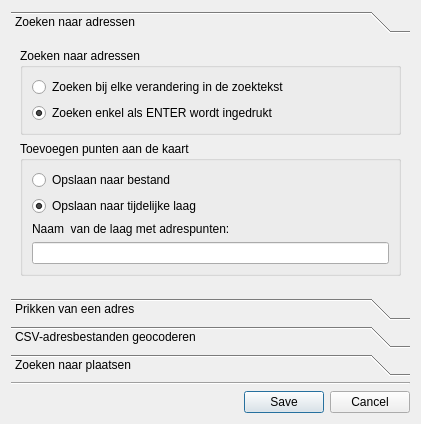
Before: the Qt Designer form ui_geopunt4QgisSettings.ui in warrieka/geopunt4Qgis, drawn with Qt 5.
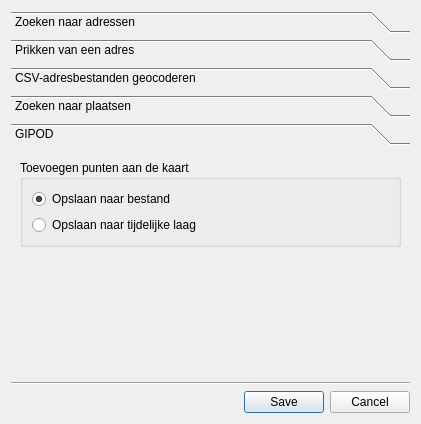
After: the same form once the commit is applied. The open tabs and pages were chosen to show the change. Icons and pictures are not drawn.

Commit message: finished gipod

The edit to the form file:
```diff
--- a/ui_geopunt4QgisSettings.ui
+++ b/ui_geopunt4QgisSettings.ui
@@ -35,7 +35,7 @@
         <x>0</x>
         <y>0</y>
         <width>403</width>
-        <height>258</height>
+        <height>230</height>
        </rect>
       </property>
       <attribute name="icon">
@@ -364,6 +364,70 @@
        </item>
       </layout>
      </widget>
+     <widget class="QWidget" name="gipodTab">
+      <property name="geometry">
+       <rect>
+        <x>0</x>
+        <y>0</y>
+        <width>403</width>
+        <height>230</height>
+       </rect>
+      </property>
+      <attribute name="icon">
+       <iconset resource="resources.qrc">
+        <normaloff>:/plugins/geopunt4Qgis/images/geopuntGIPODsmall.png</normaloff>:/plugins/geopunt4Qgis/images/geopuntGIPODsmall.png</iconset>
+      </attribute>
+      <attribute name="label">
+       <string>GIPOD</string>
+      </attribute>
+      <layout class="QVBoxLayout" name="verticalLayout_12">
+       <item>
+        <widget class="QGroupBox" name="add2mapBox_5">
+         <property name="title">
+          <string>Toevoegen punten aan de kaart</string>
+         </property>
+         <layout class="QVBoxLayout" name="verticalLayout_11">
+          <item>
+           <widget class="QRadioButton" name="gipodSavetoFileChk">
+            <property name="enabled">
+             <bool>true</bool>
+            </property>
+            <property name="text">
+             <string>Opslaan naar bestand </string>
+            </property>
+            <property name="checked">
+             <bool>true</bool>
+            </property>
+           </widget>
+          </item>
+          <item>
+           <widget class="QRadioButton" name="gipodSaveMemoryChk">
+            <property name="text">
+             <string>Opslaan naar tijdelijke laag</string>
+            </property>
+            <property name="checked">
+             <bool>false</bool>
+            </property>
+           </widget>
+          </item>
+         </layout>
+        </widget>
+       </item>
+       <item>
+        <spacer name="verticalSpacer">
+         <property name="orientation">
+          <enum>Qt::Vertical</enum>
+         </property>
+         <property name="sizeHint" stdset="0">
+          <size>
+           <width>20</width>
+           <height>40</height>
+          </size>
+         </property>
+        </spacer>
+       </item>
+      </layout>
+     </widget>
     </widget>
    </item>
    <item>
```
Left out of the diff: 14 changed lines with no effect on the pictures. The commit also changes 15 other files.
